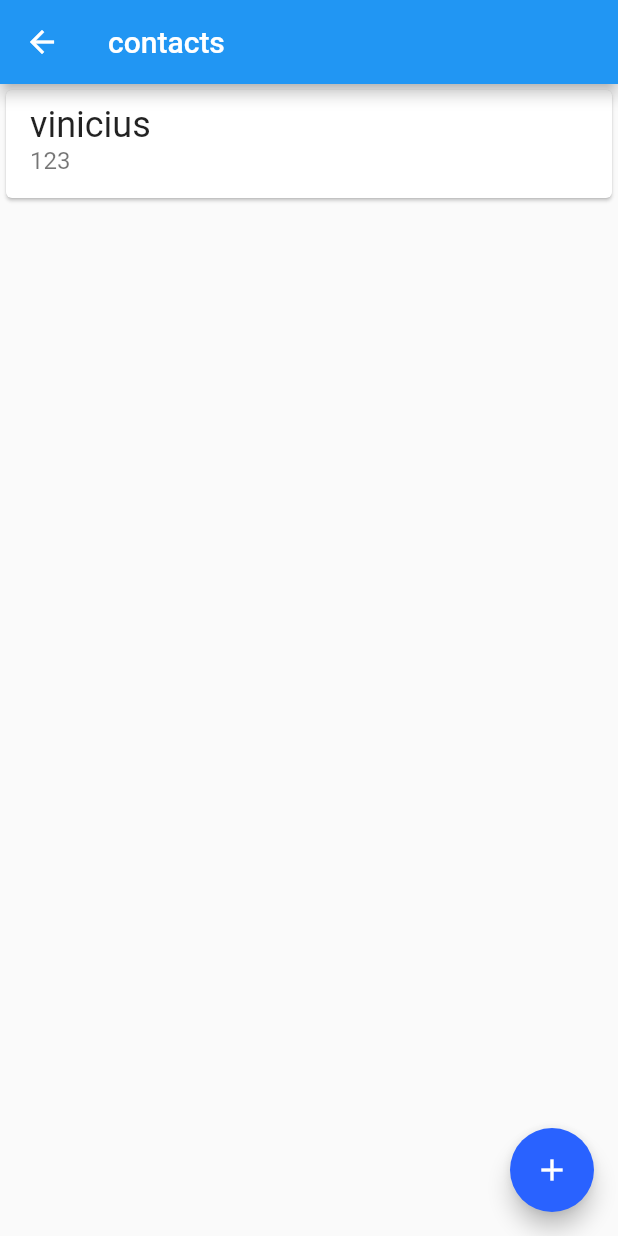
After one commit to vinitecnico/poc-flutter-byte-bank, a Flutter app: the screen it shows after launch, after a tap on "contacts", on a phone screen of 412 x 824 dp. The commit adds this screen. Run offline on Flutter 3.47's test engine with Material 2 defaults, Android fonts, the phone set to English and light mode, and no system bars.

Commit message:
feat: created contact list and link button with dashbiard

```diff
--- /dev/null
+++ b/lib/screens/contacts_list.dart
@@ -0,0 +1,36 @@
+import 'package:flutter/material.dart';
+
+class ContactList extends StatelessWidget {
+  const ContactList({Key? key}) : super(key: key);
+
+  @override
+  Widget build(BuildContext context) {
+    return Scaffold(
+      appBar: AppBar(
+        title: Text('contacts'),
+      ),
+      body: ListView(
+        children: [
+          Card(
+            child: ListTile(
+              title: Text(
+                'vinicius',
+                style: TextStyle(
+                  fontSize: 24.0,
+                ),
+              ),
+              subtitle: Text('123',
+                  style: TextStyle(
+                    fontSize: 16.0,
+                  )),
+            ),
+          ),
+        ],
+      ),
+      floatingActionButton: FloatingActionButton(
+        onPressed: () {},
+        child: const Icon(Icons.add),
+      ),
+    );
+  }
+}
--- /dev/null
+++ b/lib/screens/dashboard.dart
@@ -0,0 +1,61 @@
+import 'package:flutter/material.dart';
+import 'package:poc_byte_bank_v2/screens/contacts_list.dart';
+
+class Dashboard extends StatelessWidget {
+  const Dashboard({Key? key}) : super(key: key);
+
+  @override
+  Widget build(BuildContext context) {
+    return Scaffold(
+      appBar: AppBar(
+        title: const Text('dashboard'),
+      ),
+      body: Column(
+        mainAxisAlignment: MainAxisAlignment.spaceBetween,
+        crossAxisAlignment: CrossAxisAlignment.start,
+        children: [
+          Padding(
+            padding: const EdgeInsets.all(8.0),
+            child: Image.asset('images/bytebank_logo.png'),
+          ),
+          Padding(
+            padding: const EdgeInsets.all(8.0),
+            child: Material(
+              color: Theme.of(context).primaryColor,
+              child: InkWell(
+                onTap: () {
+                  Navigator.of(context).push(MaterialPageRoute(
+                      builder: (context) => const ContactList()));
+                },
+                child: Container(
+                  padding: const EdgeInsets.all(8.0),
+                  color: Theme.of(context).primaryColor,
+                  height: 100,
+                  width: 150,
+                  child: Column(
+                    mainAxisAlignment: MainAxisAlignment.spaceBetween,
+                    crossAxisAlignment: CrossAxisAlignment.start,
+                    children: const [
+                      Icon(
+                        Icons.people,
+                        color: Colors.white,
+                        size: 24.0,
+                      ),
+                      Text(
+                        'contacts',
+                        style: TextStyle(
+                          color: Colors.white,
+                          fontSize: 16.0,
+                        ),
+                      ),
+                    ],
+                  ),
+                ),
+              ),
+            ),
+          )
+        ],
+      ),
+    );
+  }
+}
```
Also changed, not shown: lib/main.dart (+2 -51 lines).
